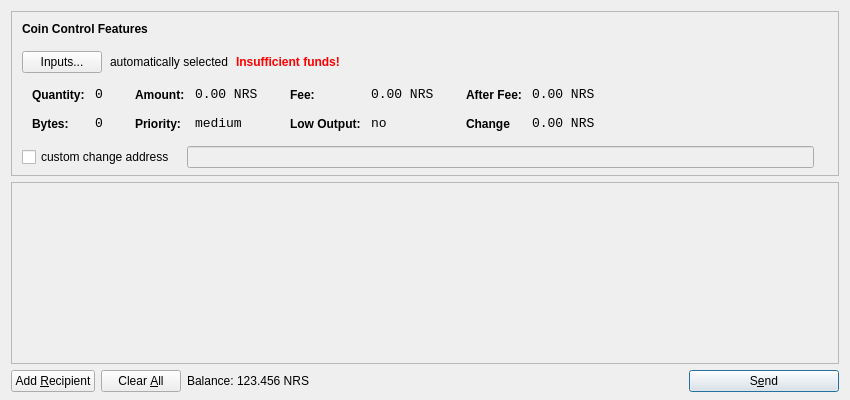
Above: src/qt/forms/sendcoinsdialog.ui from NoirX/NoirShares-v2-old before the change. Below: the same form after it.
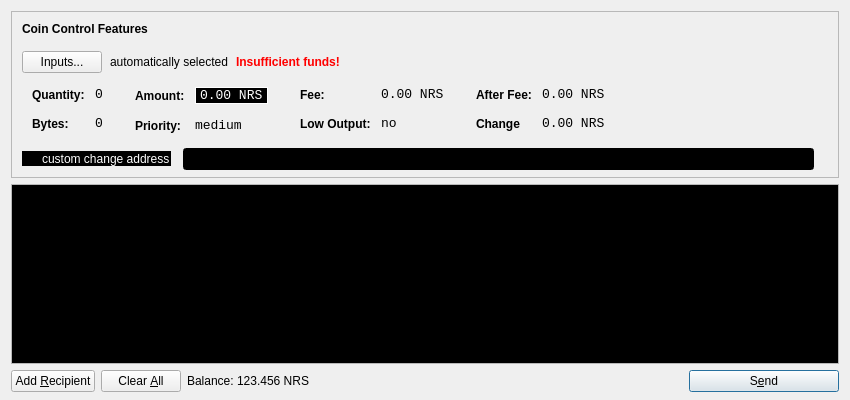
That is the form after the change. Icons and pictures are not drawn.

Diff of the .ui file:
```diff
--- a/src/qt/forms/sendcoinsdialog.ui
+++ b/src/qt/forms/sendcoinsdialog.ui
@@ -314,6 +314,9 @@
                    <pointsize>10</pointsize>
                   </font>
                  </property>
+                 <property name="styleSheet">
+                  <string notr="true">color:white;background-color:black;border-width:1px;border-style:solid;border-color:white;</string>
+                 </property>
                  <property name="cursor">
                   <cursorShape>IBeamCursor</cursorShape>
                  </property>
@@ -555,6 +558,9 @@
           </property>
           <item>
            <widget class="QCheckBox" name="checkBoxCoinControlChange">
+            <property name="styleSheet">
+             <string notr="true">color:white;background-color:black;border-width:1px</string>
+            </property>
             <property name="text">
              <string>custom change address</string>
             </property>
@@ -562,6 +568,9 @@
           </item>
           <item>
            <widget class="QLineEdit" name="lineEditCoinControlChange">
+            <property name="styleSheet">
+             <string notr="true">color:white;background-color:black;border-width:1px</string>
+            </property>
             <property name="enabled">
              <bool>false</bool>
             </property>
@@ -621,6 +630,9 @@
       <bool>true</bool>
      </property>
      <widget class="QWidget" name="scrollAreaWidgetContents">
+      <property name="styleSheet">
+        <string notr="true">color:white;background-color:black;border-width:1px</string>
+      </property>
       <property name="geometry">
        <rect>
         <x>0</x>
```
